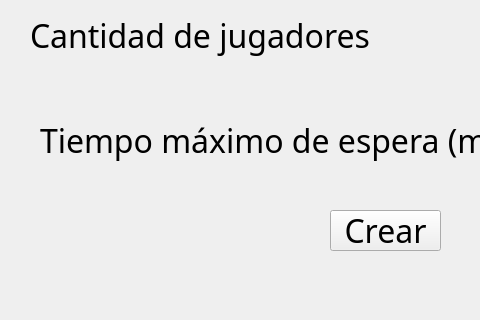
First picture: the form in UI-Lobby/creategame.ui, repository franciscoduc4/TP_Jazz_Jackrabbit_2, before the edit; both pictures show x 0 to 480 and y 280 to 600 of the 800 by 600 pixel window.
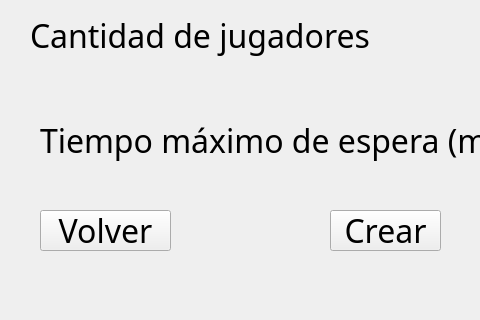
Second picture: the form after the edit.

```diff
--- a/UI-Lobby/creategame.ui
+++ b/UI-Lobby/creategame.ui
@@ -169,6 +169,25 @@
      <string>Crear</string>
     </property>
    </widget>
+   <widget class="QPushButton" name="btnBack">
+    <property name="geometry">
+     <rect>
+      <x>40</x>
+      <y>490</y>
+      <width>131</width>
+      <height>41</height>
+     </rect>
+    </property>
+    <property name="font">
+     <font>
+      <family>Jazz Jackrabbit 2</family>
+      <pointsize>24</pointsize>
+     </font>
+    </property>
+    <property name="text">
+     <string>Volver</string>
+    </property>
+   </widget>
   </widget>
   <widget class="QMenuBar" name="menubar">
    <property name="enabled">
```
